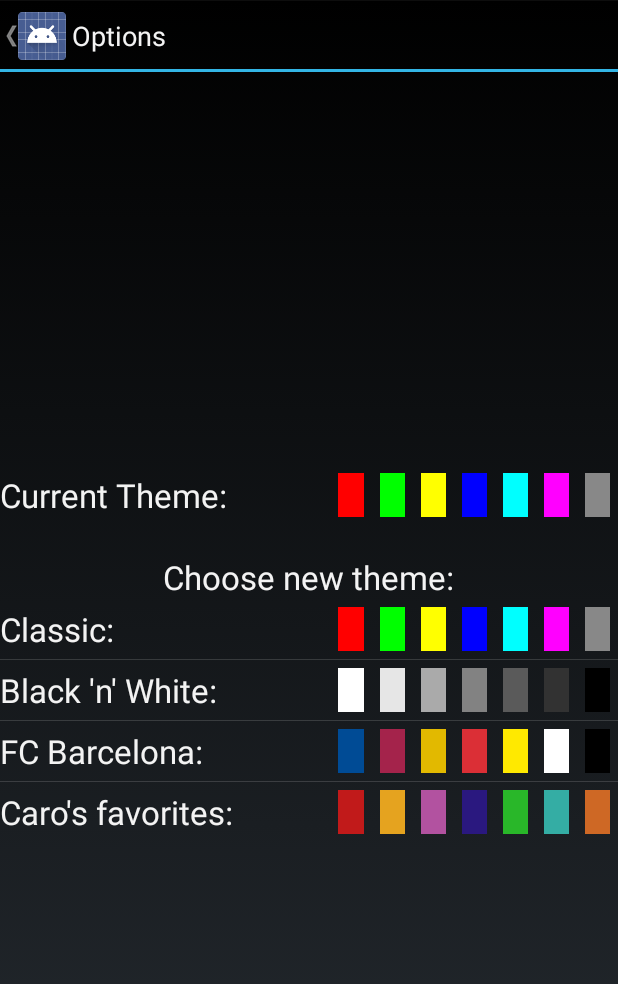
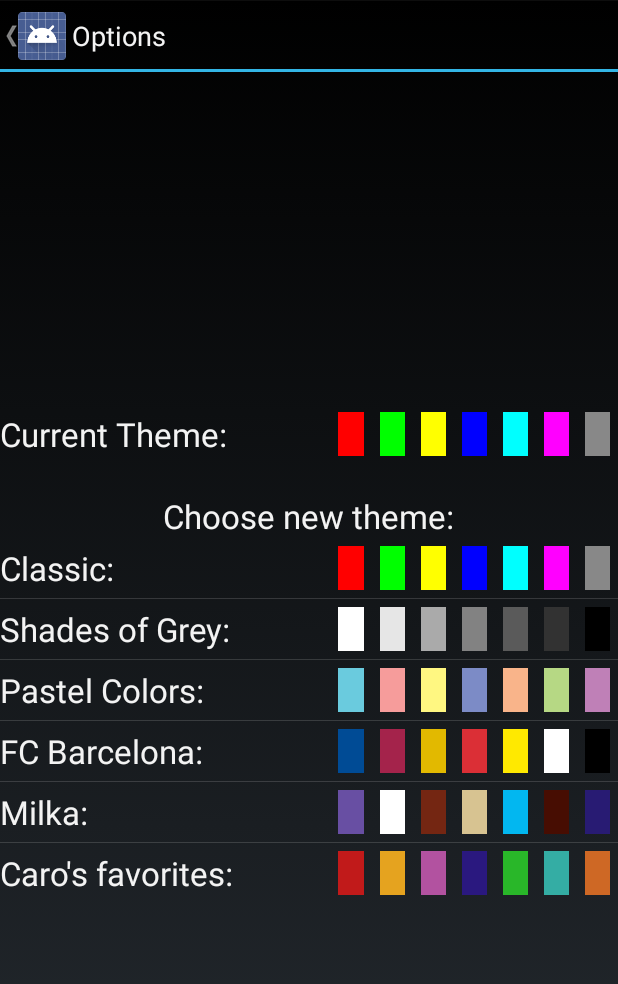
Before and after one commit to Platti/Tetris, an Android app: the OptionsActivity screen opened directly, with no data from a screen before it, on a phone screen of 412 x 824 dp. Shown: the top 984 px of the screen. Run offline under Robolectric (Android 15) with nearby library versions, the phone set to English and light mode, and no system bars.

Commit message:
added some color themes

```diff
--- a/app/src/main/java/at/fhooe/mc/android/tetris/OptionsActivity.java
+++ b/app/src/main/java/at/fhooe/mc/android/tetris/OptionsActivity.java
@@ -53,7 +53,7 @@ public class OptionsActivity extends Activity implements AdapterView.OnItemClick
                         Color.MAGENTA,
                         Color.GRAY}));
 
-        adapter.add(new ColorTheme("Black 'n' White",
+        adapter.add(new ColorTheme("Shades of Grey",
                 new int[]{
                         Color.argb(255, 255, 255, 255),
                         Color.argb(255, 230, 230, 230),
@@ -62,6 +62,16 @@ public class OptionsActivity extends Activity implements AdapterView.OnItemClick
                         Color.argb(255, 90, 90, 90),
                         Color.argb(255, 50, 50, 50),
                         Color.argb(255, 0, 0, 0)}));
+
+        adapter.add(new ColorTheme("Pastel Colors",
+                new int[]{
+                        Color.argb(255, 106, 203, 222),
+                        Color.argb(255, 246, 156, 155),
+                        Color.argb(255, 255, 247, 129),
+                        Color.argb(255, 124, 139, 198),
+                        Color.argb(255, 249, 180, 138),
+                        Color.argb(255, 182, 216, 132),
+                        Color.argb(255, 191, 128, 183)}));
 
         adapter.add(new ColorTheme("FC Barcelona",
                 new int[]{
@@ -72,6 +82,16 @@ public class OptionsActivity extends Activity implements AdapterView.OnItemClick
                         Color.argb(255, 255, 233, 0),
                         Color.argb(255, 255, 255, 255),
                         Color.argb(255, 0, 0, 0)}));
+
+        adapter.add(new ColorTheme("Milka",
+                new int[]{
+                        Color.argb(255, 104, 79, 163),
+                        Color.argb(255, 255, 255, 255),
+                        Color.argb(255, 116, 38, 18),
+                        Color.argb(255, 215, 195, 145),
+                        Color.argb(255, 2, 183, 240),
+                        Color.argb(255, 71, 13, 2),
+                        Color.argb(255, 40, 27, 115)}));
 
         adapter.add(new ColorTheme("Caro's favorites",
                 new int[]{
```
